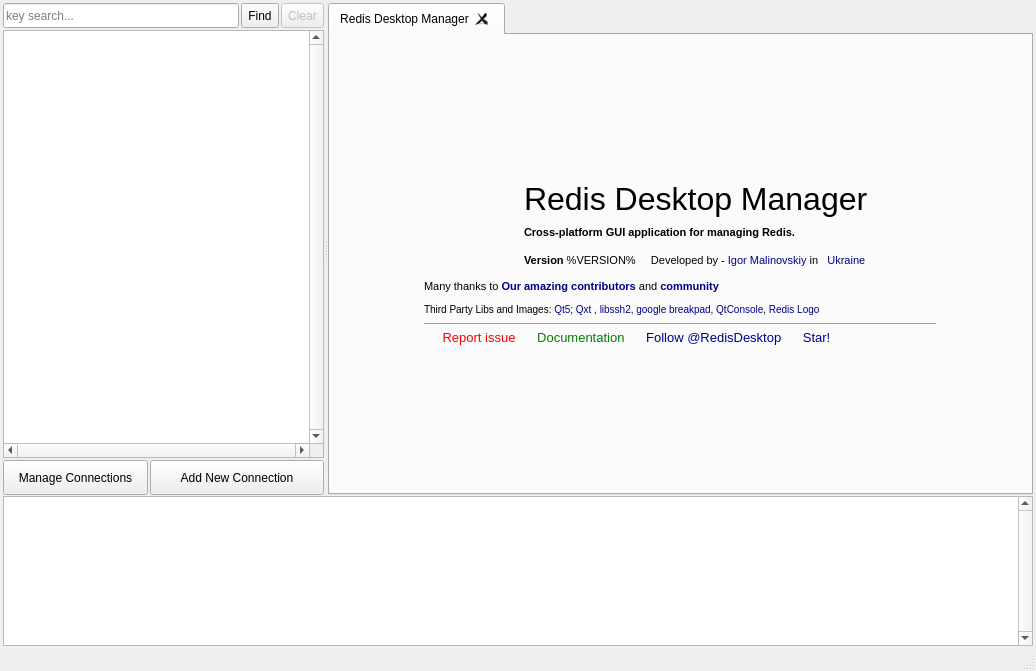
Before: the Qt Designer form redis-desktop-manager/forms/demo.ui in RedisInsight/RedisDesktopManager, drawn with Qt 5.
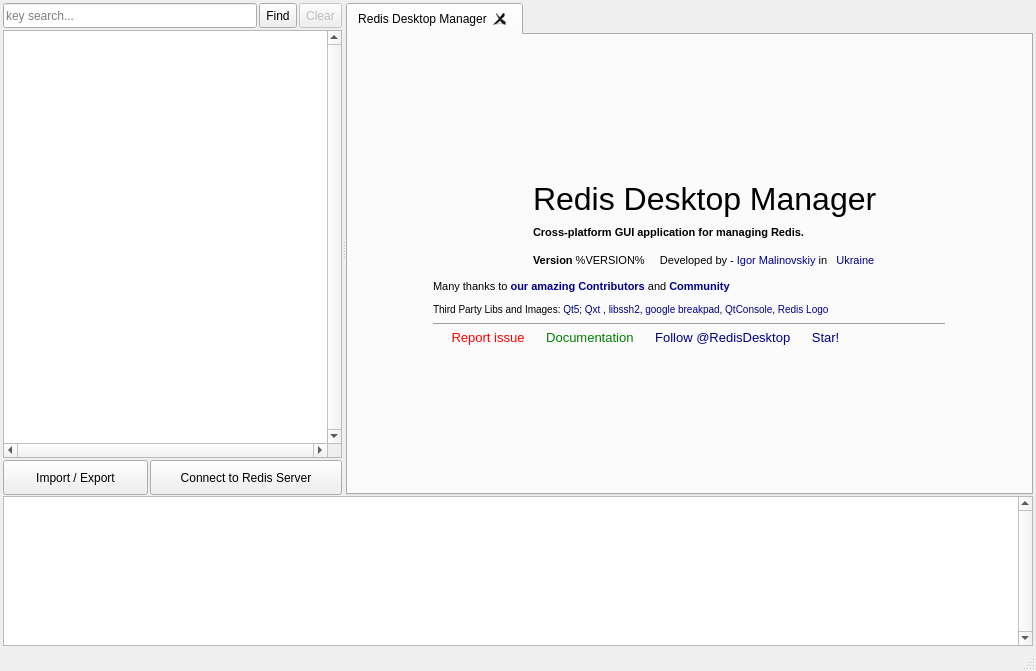
After: the same form once the commit is applied. Icons and pictures are not drawn. Custom widgets are drawn as their Qt base class.

The edit to the form file:
```diff
--- a/redis-desktop-manager/forms/demo.ui
+++ b/redis-desktop-manager/forms/demo.ui
@@ -318,7 +318,7 @@
               </size>
              </property>
              <property name="text">
-              <string>Manage Connections</string>
+              <string>Import / Export</string>
              </property>
              <property name="icon">
               <iconset resource="../resources/rdm.qrc">
@@ -370,7 +370,7 @@
 </string>
              </property>
              <property name="text">
-              <string>Add New Connection</string>
+              <string>Connect to Redis Server</string>
              </property>
              <property name="icon">
               <iconset resource="../resources/rdm.qrc">
@@ -524,7 +524,7 @@
 &lt;style&gt;a {color: darkblue; text-decoration: none}&lt;/style&gt;
 &lt;body style=&quot;width:100%;&quot;&gt;&lt;div style=&quot;font-size:20pt; padding-top:10px;&quot;&gt;&lt;img style=&quot;float:left;&quot; src=&quot;:/images/logo.png&quot;/&gt;&lt;div style=&quot; font-size:24pt; margin-left: 100px; margin-top:2px; display: inline-block; padding-left:50px;&quot;&gt;Redis Desktop Manager&lt;/div&gt;&lt;div style=&quot;margin-left: 100px; display: inline-block; padding-left:53px; font-size: 11px; line-height: 21px&quot;&gt;&lt;b&gt;Cross-platform GUI application for managing Redis.&lt;/b&gt; &lt;br /&gt;&lt;b&gt;Version&lt;/b&gt; %VERSION% &amp;nbsp;&amp;nbsp;&amp;nbsp; Developed by - &lt;a href=&quot;http://careers.stackoverflow.com/igor.malinovskiy&quot;&gt;Igor Malinovskiy&lt;/a&gt; in &lt;a href=&quot;http://en.wikipedia.org/wiki/Ukraine&quot;&gt;&amp;nbsp;&lt;img src=&quot;:/images/ua.png&quot; /&gt;&amp;nbsp;Ukraine&lt;/a&gt;&lt;/div&gt;
 
-&lt;div style=&quot;font-size: 11px; margin: 10px 0;&quot;&gt;Many thanks to &lt;b&gt;&lt;a href=&quot;http://redisdesktop.com/#contributors&quot;&gt;Our amazing contributors&lt;/a&gt;&lt;/b&gt; and &lt;b&gt;&lt;a href=&quot;http://redisdesktop.com/community&quot;&gt;community&lt;/a&gt;&lt;/b&gt;
+&lt;div style=&quot;font-size: 11px; margin: 10px 0;&quot;&gt;Many thanks to &lt;b&gt;&lt;a href=&quot;http://redisdesktop.com/#contributors&quot;&gt;our amazing Contributors&lt;/a&gt;&lt;/b&gt; and &lt;b&gt;&lt;a href=&quot;http://redisdesktop.com/community&quot;&gt;Community&lt;/a&gt;&lt;/b&gt;
 &lt;div style=&quot;font-size: 10px&quot;&gt;Third Party Libs and Images:&lt;a href=&quot;http://qt-project.org/&quot;&gt; Qt5&lt;/a&gt;; &lt;a href=&quot;http://libqxt.org/&quot;&gt;Qxt&lt;/a&gt; , &lt;a href=&quot;http://www.libssh2.org&quot;&gt;libssh2&lt;/a&gt;, &lt;a href=&quot;http://code.google.com/p/google-breakpad/&quot;&gt;google breakpad&lt;/a&gt;, &lt;a href=&quot;https://github.com/uglide/QtConsole&quot;&gt;QtConsole&lt;/a&gt;, &lt;a href=&quot;http://www.carlosprioglio.com/&quot;&gt;Redis Logo&lt;/a&gt;&lt;/div&gt;
 
 &lt;/div&gt;
```
